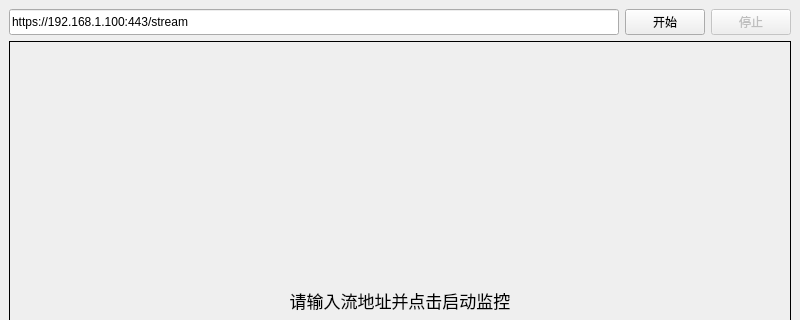
First picture: the form in QT/pythonProject_ESPCAM/esp32_cam.ui, repository LifeAsFirstSight/Project_Car, before the edit; both pictures show x 0 to 800 and y 0 to 320 of the 800 by 600 pixel window.
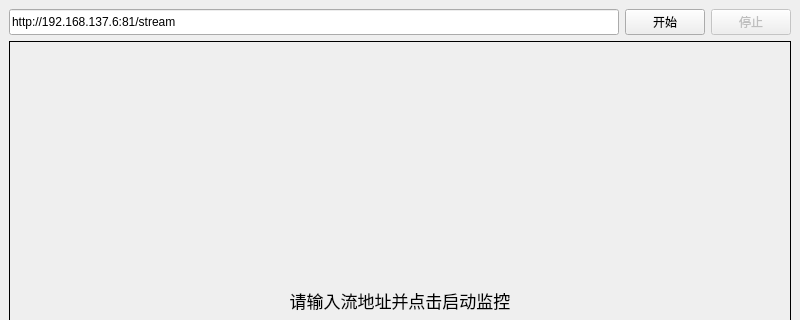
Second picture: the form after the edit.

Commit message: 写好了上位机和ESPCAM代码 通过MJPEG over HTTP视频流传输 然后用PYQT程序当作客户端 使用OpenCV处理MJPEG流 目前写了一个简单的断点检测和虚拟补线 后续结合实际场景再调试

Diff of the .ui file:
```diff
--- a/QT/pythonProject_ESPCAM/esp32_cam.ui
+++ b/QT/pythonProject_ESPCAM/esp32_cam.ui
@@ -26,7 +26,7 @@
          </sizepolicy>
         </property>
         <property name="text">
-         <string>https://192.168.1.100:443/stream</string>
+         <string>http://192.168.137.6:81/stream</string>
         </property>
        </widget>
       </item>
```
The commit also changes 11 other files.
